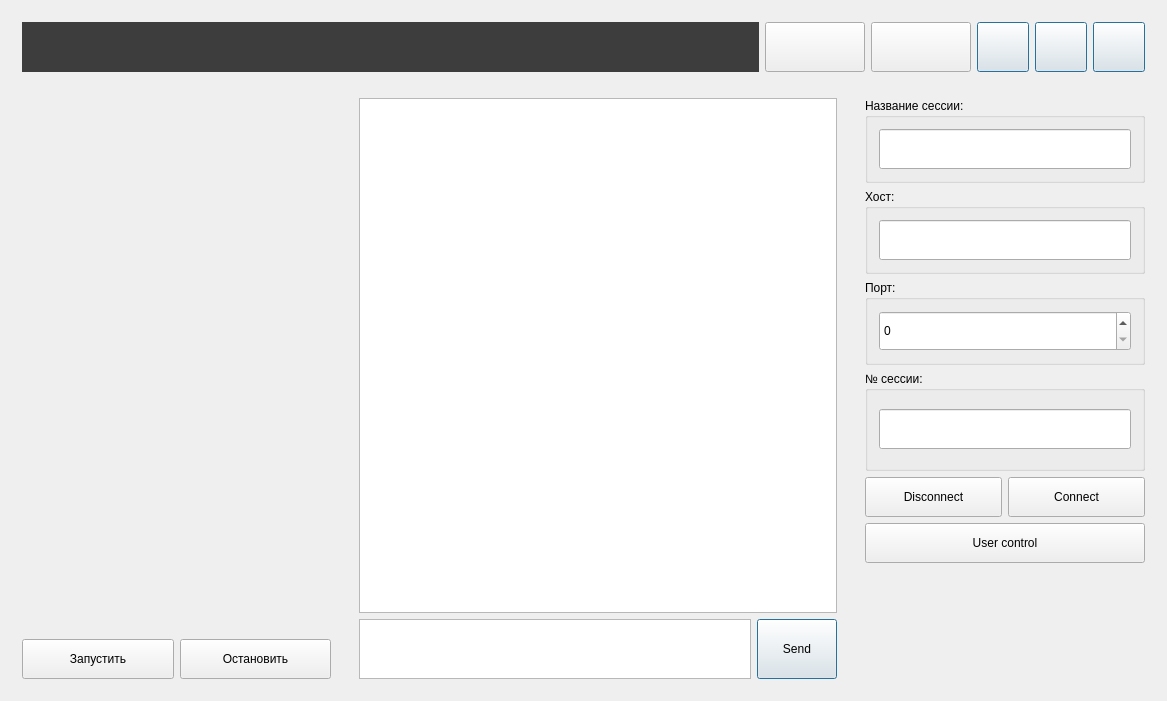
The window that Project14_Stream_2020/src/PolyChat_app/mainwindow.ui (GregoryBaranov/ib_stream_service) describes before a commit, drawn with Qt 5.
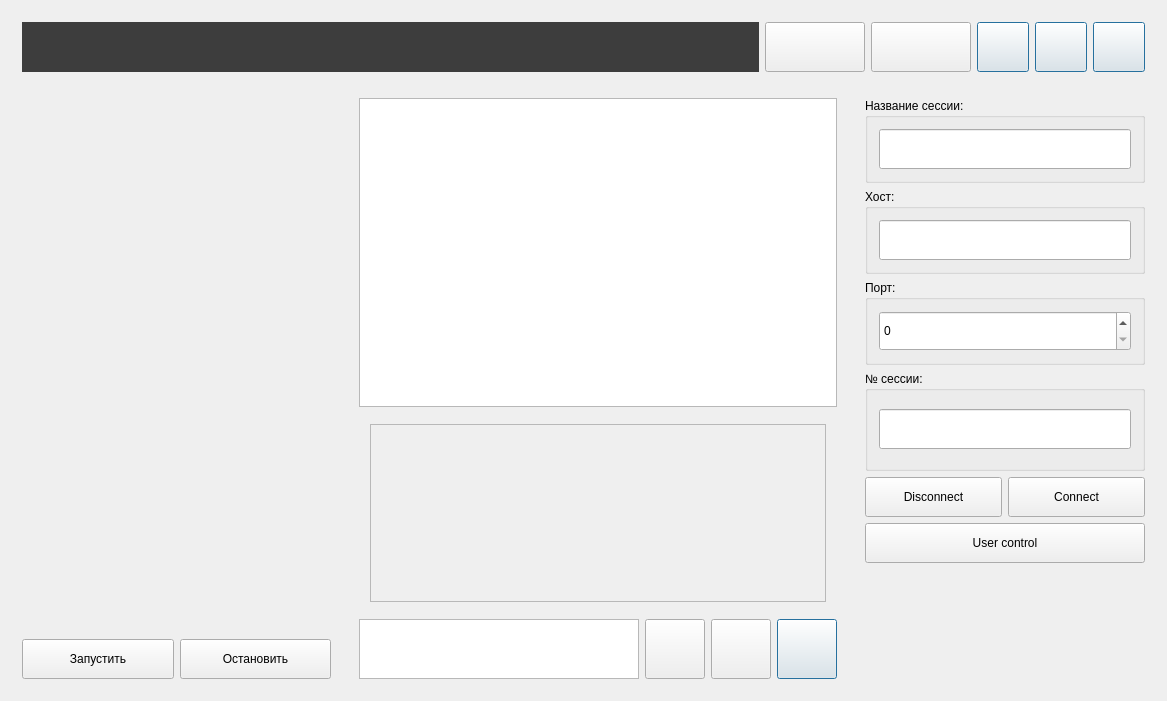
The same window after the commit. The open tabs and pages were chosen to show the change. Icons and pictures are not drawn.

Commit message: smile and send image url, fixed bug with unnecessary space

Patch:
```diff
--- a/Project14_Stream_2020/src/PolyChat_app/mainwindow.ui
+++ b/Project14_Stream_2020/src/PolyChat_app/mainwindow.ui
@@ -24,7 +24,92 @@
        </size>
       </property>
       <layout class="QGridLayout" name="gridLayout_5">
-       <item row="1" column="0">
+       <item row="0" column="0" colspan="4">
+        <widget class="QListView" name="MessageBoardList">
+         <property name="styleSheet">
+          <string notr="true"/>
+         </property>
+        </widget>
+       </item>
+       <item row="2" column="2">
+        <widget class="QPushButton" name="btnSmile">
+         <property name="minimumSize">
+          <size>
+           <width>60</width>
+           <height>60</height>
+          </size>
+         </property>
+         <property name="text">
+          <string/>
+         </property>
+         <property name="flat">
+          <bool>false</bool>
+         </property>
+        </widget>
+       </item>
+       <item row="1" column="0" colspan="4">
+        <widget class="QStackedWidget" name="stackedWidgetForMessage">
+         <property name="minimumSize">
+          <size>
+           <width>0</width>
+           <height>60</height>
+          </size>
+         </property>
+         <property name="maximumSize">
+          <size>
+           <width>16777215</width>
+           <height>200</height>
+          </size>
+         </property>
+         <property name="currentIndex">
+          <number>1</number>
+         </property>
+         <widget class="QWidget" name="page_3">
+          <layout class="QGridLayout" name="gridLayout_12">
+           <item row="0" column="0">
+            <widget class="QScrollArea" name="scrollAreaEmoji">
+             <property name="widgetResizable">
+              <bool>true</bool>
+             </property>
+             <widget class="QWidget" name="scrollAreaWidgetContents">
+              <property name="geometry">
+               <rect>
+                <x>0</x>
+                <y>0</y>
+                <width>59</width>
+                <height>24</height>
+               </rect>
+              </property>
+              <layout class="QGridLayout" name="gridLayout_11">
+               <item row="0" column="0">
+                <layout class="QVBoxLayout" name="verticalLayout"/>
+               </item>
+              </layout>
+             </widget>
+            </widget>
+           </item>
+          </layout>
+         </widget>
+         <widget class="QWidget" name="page_4">
+          <layout class="QHBoxLayout" name="horizontalLayout">
+           <item>
+            <widget class="QLineEdit" name="lineEditUrlImg">
+             <property name="minimumSize">
+              <size>
+               <width>100</width>
+               <height>50</height>
+              </size>
+             </property>
+             <property name="placeholderText">
+              <string>IMAGE URL | https://image1.com/;https://image2.com/</string>
+             </property>
+            </widget>
+           </item>
+          </layout>
+         </widget>
+        </widget>
+       </item>
+       <item row="2" column="0">
         <widget class="QTextEdit" name="messageEdit">
          <property name="maximumSize">
           <size>
@@ -32,13 +117,21 @@
            <height>60</height>
           </size>
          </property>
+         <property name="font">
+          <font>
+           <family>Segoe UI Emoji</family>
+          </font>
+         </property>
+         <property name="placeholderText">
+          <string/>
+         </property>
         </widget>
        </item>
-       <item row="1" column="1">
+       <item row="2" column="3">
         <widget class="QPushButton" name="send">
          <property name="minimumSize">
           <size>
-           <width>80</width>
+           <width>60</width>
            <height>60</height>
           </size>
          </property>
@@ -49,7 +142,7 @@
           </size>
          </property>
          <property name="text">
-          <string>Send</string>
+          <string/>
          </property>
          <property name="autoDefault">
           <bool>true</bool>
@@ -59,10 +152,16 @@
          </property>
         </widget>
        </item>
-       <item row="0" column="0" colspan="2">
-        <widget class="QListView" name="MessageBoardList">
-         <property name="styleSheet">
-          <string notr="true"/>
+       <item row="2" column="1">
+        <widget class="QPushButton" name="btnClipImage">
+         <property name="minimumSize">
+          <size>
+           <width>60</width>
+           <height>60</height>
+          </size>
+         </property>
+         <property name="text">
+          <string/>
          </property>
         </widget>
        </item>
```
Left out of the diff: 3 changed lines with no effect on the pictures. The commit also changes 36 other files.
